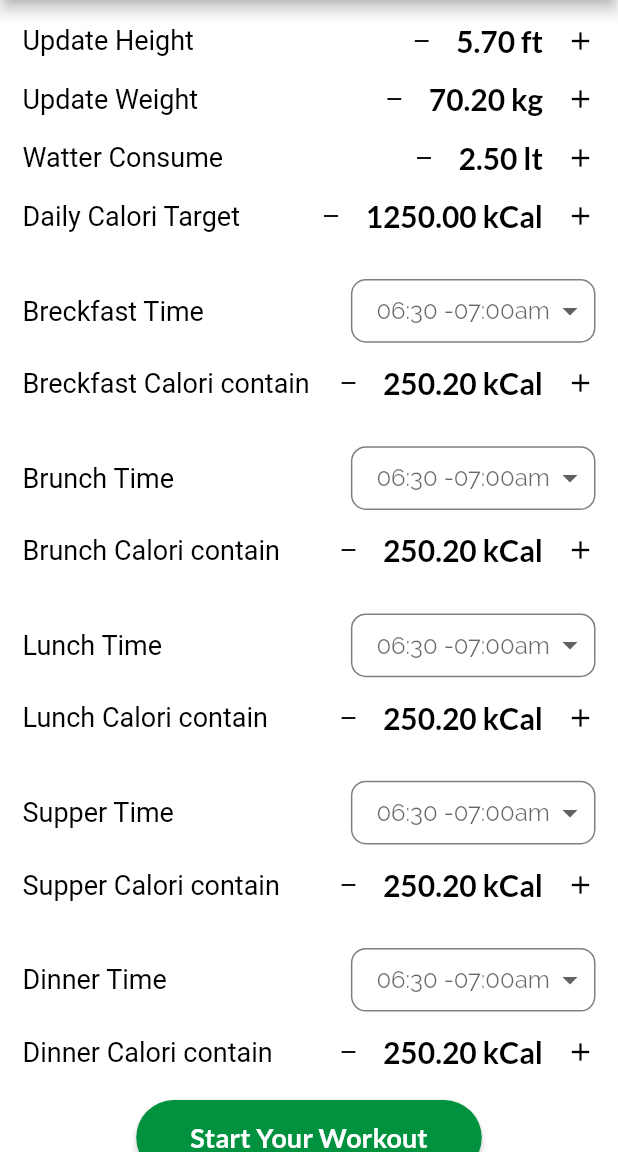
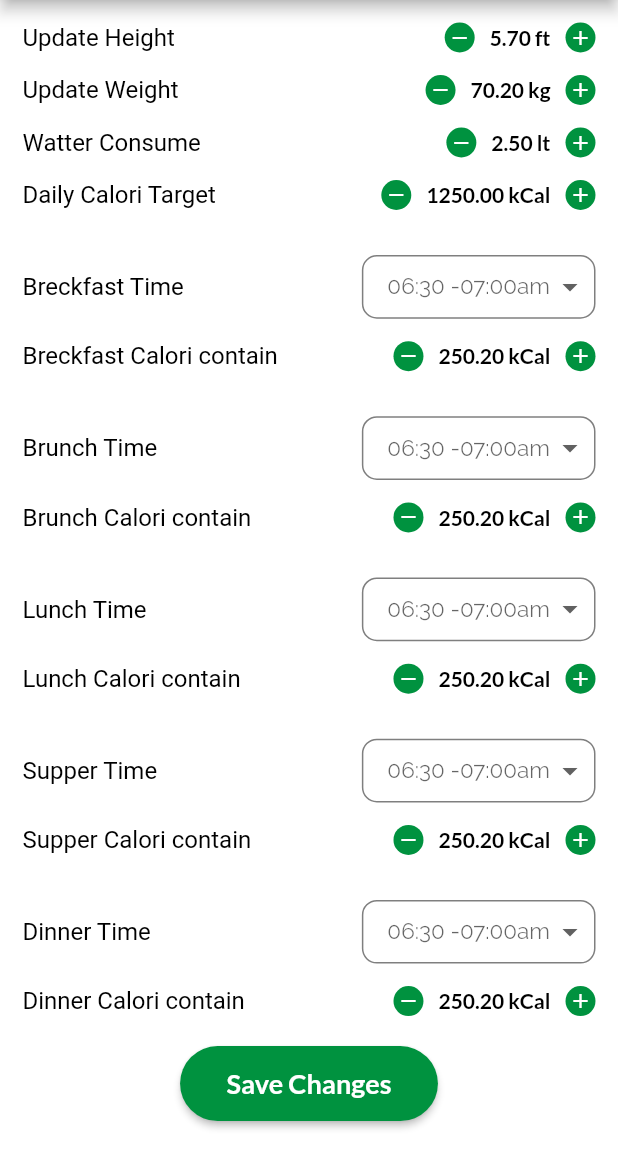
Before and after one commit to Microinstance/fitmemax, a Flutter app: the CalSettings screen opened directly, on a phone screen of 412 x 824 dp, the part 84-1236 px from its top. Run offline on Flutter 3.47's test engine with Material 2 defaults, Android fonts, the phone set to English and light mode, and no system bars; our stand-ins replace adaptive_dialog, cached_network_image, calendar_timeline, carousel_slider, delayed_display, flutter_html and 16 more; missing offline and left inert: animator, ff_navigation_bar, flutter_date_picker_timeline, flutter_facebook_login, flutter_sparkline, inview_notifier_list and 1 more; accounts and stored records are empty.

Commit message:
settings

```diff
--- a/lib/main.dart
+++ b/lib/main.dart
@@ -1,4 +1,4 @@
-import 'package:fitmemax/src/module/CalTracker/CalTrackerDashboard.dart';
+import 'package:fitmemax/src/module/CalTracker/CalSettings.dart';
 import 'package:flutter/material.dart';
 import 'package:flutter/services.dart';
 
@@ -34,7 +34,7 @@ class MyApp extends StatelessWidget {
         //   const Locale('es'),
         //   const Locale('en'),
         // ],
-        home: CalTrackerDashboard(),
+        home: CalSettings(),
       ),
     );
   }
--- a/lib/src/module/CalTracker/CalSettings.dart
+++ b/lib/src/module/CalTracker/CalSettings.dart
@@ -47,7 +47,7 @@ class _SettingsState extends State<CalSettings> {
                 children: [
                   Text(
                     'Update Height',
-                    style: GoogleFonts.roboto(fontSize: 18, color: Colors.black,),
+                    style: GoogleFonts.roboto(fontSize: 16, color: Colors.black,),
                   ),
                   CartItemNumber2(
                     initial: 5.7,
@@ -63,7 +63,7 @@ class _SettingsState extends State<CalSettings> {
                 children: [
                   Text(
                     'Update Weight',
-                    style: GoogleFonts.roboto(fontSize: 18, color: Colors.black,),
+                    style: GoogleFonts.roboto(fontSize: 16, color: Colors.black,),
                   ),
                   CartItemNumber2(
                     initial: 70.2,
@@ -79,7 +79,7 @@ class _SettingsState extends State<CalSettings> {
                 children: [
                   Text(
                     'Watter Consume',
-                    style: GoogleFonts.roboto(fontSize: 18, color: Colors.black,),
+                    style: GoogleFonts.roboto(fontSize: 16, color: Colors.black,),
                   ),
                   CartItemNumber2(
                     initial: 2.5,
@@ -95,7 +95,7 @@ class _SettingsState extends State<CalSettings> {
                 children: [
                   Text(
                     'Daily Calori Target',
-                    style: GoogleFonts.roboto(fontSize: 18, color: Colors.black,),
+                    style: GoogleFonts.roboto(fontSize: 16, color: Colors.black,),
                   ),
                   CartItemNumber2(
                     initial: 1250,
@@ -111,7 +111,7 @@ class _SettingsState extends State<CalSettings> {
                 children: [
                   Text(
                     'Breckfast Time',
-                    style: GoogleFonts.roboto(fontSize: 18, color: Colors.black,),
+                    style: GoogleFonts.roboto(fontSize: 16, color: Colors.black,),
                   ),
                   Container(
                     child: w_dropdown(
@@ -135,7 +135,7 @@ class _SettingsState extends State<CalSettings> {
                 children: [
                   Text(
                     'Breckfast Calori contain',
-                    style: GoogleFonts.roboto(fontSize: 18, color: Colors.black,),
+                    style: GoogleFonts.roboto(fontSize: 16, color: Colors.black,),
                   ),
                   CartItemNumber2(
                     initial: 250.2,
@@ -151,7 +151,7 @@ class _SettingsState extends State<CalSettings> {
                 children: [
                   Text(
                     'Brunch Time',
-                    style: GoogleFonts.roboto(fontSize: 18, color: Colors.black,),
+                    style: GoogleFonts.roboto(fontSize: 16, color: Colors.black,),
                   ),
                   Container(
                     child: w_dropdown(
@@ -175,7 +175,7 @@ class _SettingsState extends State<CalSettings> {
                 children: [
                   Text(
                     'Brunch Calori contain',
-                    style: GoogleFonts.roboto(fontSize: 18, color: Colors.black,),
+                    style: GoogleFonts.roboto(fontSize: 16, color: Colors.black,),
                   ),
                   CartItemNumber2(
                     initial: 250.2,
@@ -191,7 +191,7 @@ class _SettingsState extends State<CalSettings> {
                 children: [
                   Text(
                     'Lunch Time',
-                    style: GoogleFonts.roboto(fontSize: 18, color: Colors.black,),
+                    style: GoogleFonts.roboto(fontSize: 16, color: Colors.black,),
                   ),
                   Container(
                     child: w_dropdown(
@@ -215,7 +215,7 @@ class _SettingsState extends State<CalSettings> {
                 children: [
                   Text(
                     'Lunch Calori contain',
-                    style: GoogleFonts.roboto(fontSize: 18, color: Colors.black,),
+                    style: GoogleFonts.roboto(fontSize: 16, color: Colors.black,),
                   ),
                   CartItemNumber2(
                     initial: 250.2,
@@ -231,7 +231,7 @@ class _SettingsState extends State<CalSettings> {
                 children: [
                   Text(
                     'Supper Time',
-                    style: GoogleFonts.roboto(fontSize: 18, color: Colors.black,),
+                    style: GoogleFonts.roboto(fontSize: 16, color: Colors.black,),
                   ),
                   Container(
                     child: w_dropdown(
@@ -255,7 +255,7 @@ class _SettingsState extends State<CalSettings> {
                 children: [
                   Text(
                     'Supper Calori contain',
-                    style: GoogleFonts.roboto(fontSize: 18, color: Colors.black,),
+                    style: GoogleFonts.roboto(fontSize: 16, color: Colors.black,),
                   ),
                   CartItemNumber2(
                     initial: 250.2,
@@ -271,7 +271,7 @@ class _SettingsState extends State<CalSettings> {
                 children: [
                   Text(
                     'Dinner Time',
-                    style: GoogleFonts.roboto(fontSize: 18, color: Colors.black,),
+                    style: GoogleFonts.roboto(fontSize: 16, color: Colors.black,),
                   ),
                   Container(
                     child: w_dropdown(
@@ -295,7 +295,7 @@ class _SettingsState extends State<CalSettings> {
                 children: [
                   Text(
                     'Dinner Calori contain',
-                    style: GoogleFonts.roboto(fontSize: 18, color: Colors.black,),
+                    style: GoogleFonts.roboto(fontSize: 16, color: Colors.black,),
                   ),
                   CartItemNumber2(
                     initial: 250.2,
@@ -313,8 +313,8 @@ class _SettingsState extends State<CalSettings> {
                 shape: RoundedRectangleBorder(
                     borderRadius: BorderRadius.circular(30)),
                 child: Padding(
-                  padding: const EdgeInsets.only(left: 20,right: 20,bottom: 10,top: 10),
-                  child: Text("Start Your Workout",style: GoogleFonts.lato(fontSize: 18,color:Colors.white,fontWeight: FontWeight.bold ),),
+                  padding: const EdgeInsets.only(left: 15,right: 15,bottom: 10,top: 10),
+                  child: Text("Save Changes",style: GoogleFonts.lato(fontSize: 18,color:Colors.white,fontWeight: FontWeight.bold ),),
                 ),
               ),
             ),
--- a/lib/src/widgets/CartItemNumber2.dart
+++ b/lib/src/widgets/CartItemNumber2.dart
@@ -38,10 +38,13 @@ class _CartItemNumber2State extends State<CartItemNumber2> {
                 }
               });
             },
-            child: Icon(Icons.remove,color: Colors.black,size: 16,)),
+            child: CircleAvatar(
+                radius: 10,
+                backgroundColor: Palette.primaryColor,
+                child: Icon(Icons.remove,color: Colors.white,size: 16,))),
         Padding(
-          padding: const EdgeInsets.only(left: 15,right: 15),
-          child: Text("${widget.initial.toStringAsFixed(2)} ${widget.unit}",style: GoogleFonts.lato(fontSize: 20,color: Colors.black,fontWeight: FontWeight.bold),),
+          padding: const EdgeInsets.only(left: 10,right: 10),
+          child: Text("${widget.initial.toStringAsFixed(2)} ${widget.unit}",style: GoogleFonts.lato(fontSize: 14,color: Colors.black,fontWeight: FontWeight.bold),),
         ),
         GestureDetector(
             onTap: (){
@@ -57,7 +60,10 @@ class _CartItemNumber2State extends State<CartItemNumber2> {
                 }
               });
             },
-            child: Icon(Icons.add,color: Colors.black,size: 20,)),
+            child: CircleAvatar(
+                radius: 10,
+                backgroundColor: Palette.primaryColor,
+                child: Icon(Icons.add,color: Colors.white,size: 16,))),
       ],
     );
   }
--- a/lib/src/widgets/w_dropdown.dart
+++ b/lib/src/widgets/w_dropdown.dart
@@ -31,12 +31,14 @@ class w_dropdown extends StatelessWidget {
           child: DropdownButton(
             // isExpanded: true,
             isDense: true,
-            hint: Text(hint),
+            hint: Text(hint,style: TextStyle(
+              fontSize: 15,
+            ),),
             value: select,
             items: list.map((value) {
               return DropdownMenuItem(
                 value: value,
-                child: Text(value),
+                child: Text(value,style: TextStyle(fontSize: 15),),
               );
             }).toList(),
           onChanged: onChanged,
```
Also changed, not shown: 1 other file.
